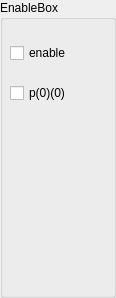
The window that control/enable.ui (jgrahsl/stereovision) describes before a commit, drawn with Qt 5.
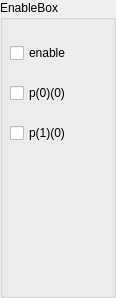
The same window after the commit.

Patch:
```diff
--- a/control/enable.ui
+++ b/control/enable.ui
@@ -54,6 +54,19 @@
     <string>p(0)(0)</string>
    </property>
   </widget>
+  <widget class="QCheckBox" name="p10">
+   <property name="geometry">
+    <rect>
+     <x>10</x>
+     <y>120</y>
+     <width>93</width>
+     <height>26</height>
+    </rect>
+   </property>
+   <property name="text">
+    <string>p(1)(0)</string>
+   </property>
+  </widget>
  </widget>
  <resources/>
  <connections/>
```
